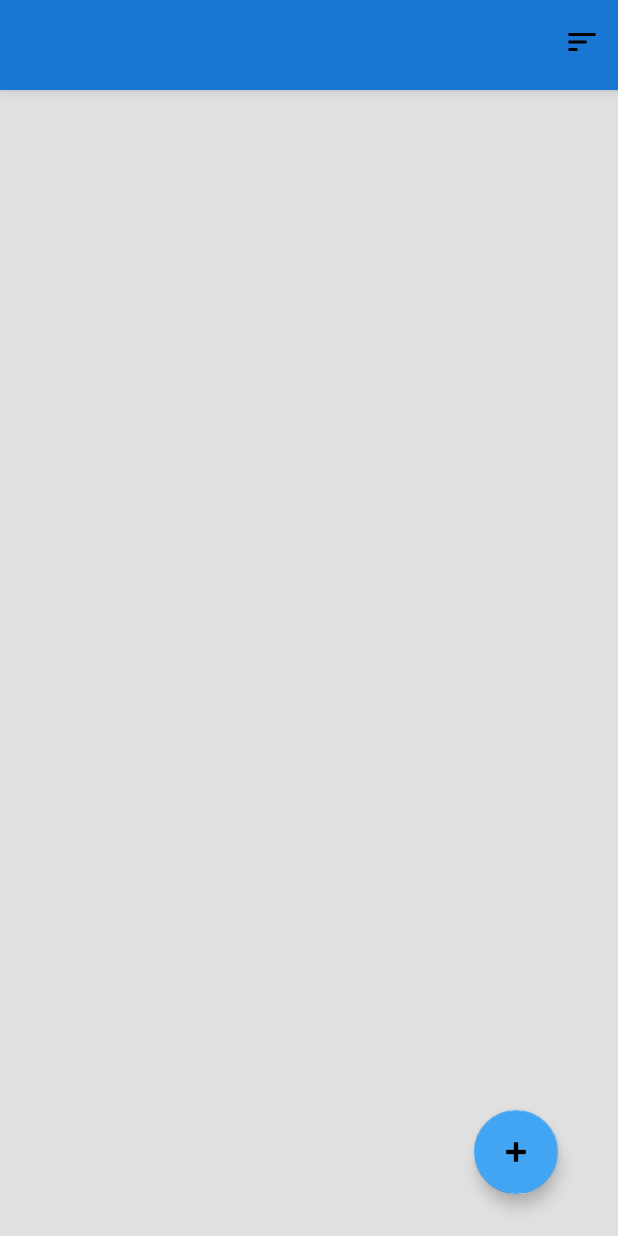
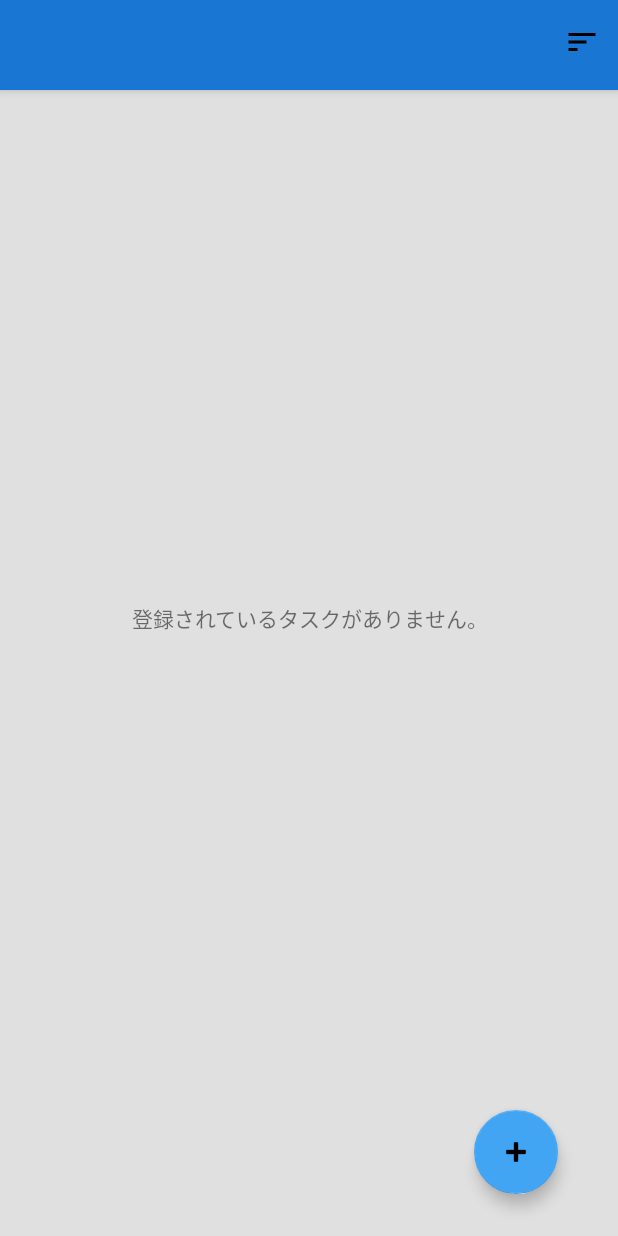
Before and after one commit to tatsuya720/AndroidTodoList, an Android app: the screen it shows after launch (MainActivity), on a phone screen of 412 x 824 dp. Run offline under Robolectric (Android 15) with nearby library versions, the phone set to English and light mode, and no system bars; our stand-ins replace Dagger/Hilt's generated code, Room's generated code.

Commit message:
リストがからの場合のメッセージ表示対応

```diff
--- a/list/src/main/java/com/example/list/view/ListFragment.kt
+++ b/list/src/main/java/com/example/list/view/ListFragment.kt
@@ -7,6 +7,7 @@ import android.view.LayoutInflater
 import android.view.View
 import android.view.ViewGroup
 import androidx.core.content.ContextCompat
+import androidx.core.view.isVisible
 import androidx.fragment.app.Fragment
 import androidx.fragment.app.FragmentActivity
 import androidx.fragment.app.viewModels
@@ -56,8 +57,7 @@ class ListFragment : Fragment() {
         )
 
         binding?.recyclerView?.adapter = adapter
-        binding?.recyclerView?.layoutManager =
-            LinearLayoutManager(context, RecyclerView.VERTICAL, false)
+        binding?.recyclerView?.layoutManager = LinearLayoutManager(context, RecyclerView.VERTICAL, false)
 
         binding?.recyclerView?.addItemDecoration(
             DividerItemDecoration(
@@ -70,9 +70,9 @@ class ListFragment : Fragment() {
 
         lifecycle.coroutineScope.launchWhenResumed {
             viewModel.list.collect {
+                binding?.taskNothingMessage?.isVisible= it.isEmpty()
                 adapter.submitList(it)
             }
-
         }
 
         binding?.floatingActionButton?.setOnClickListener {
--- a/list/src/main/res/layout/fragment_todo_list.xml
+++ b/list/src/main/res/layout/fragment_todo_list.xml
@@ -46,5 +46,17 @@
         app:layout_constraintEnd_toEndOf="parent"
         app:srcCompat="@android:drawable/ic_input_add" />
 
+    <TextView
+        android:id="@+id/taskNothingMessage"
+        android:layout_width="match_parent"
+        android:layout_height="match_parent"
+        android:text="@string/nothing_item"
+        android:textAlignment="center"
+        android:gravity="center"
+        android:visibility="invisible"
+        app:layout_constraintEnd_toEndOf="parent"
+        app:layout_constraintStart_toStartOf="parent"
+        app:layout_constraintTop_toTopOf="parent" />
+
 
 </androidx.constraintlayout.widget.ConstraintLayout>
--- a/list/src/main/res/values/strings.xml
+++ b/list/src/main/res/values/strings.xml
@@ -1,4 +1,5 @@
 <resources>
     <string name="sort_limitDay_asc">期限日時 昇順</string>
     <string name="sort_limitDay_desc">期限日時 降順</string>
+    <string name="nothing_item">登録されているタスクがありません。</string>
 </resources>
```
